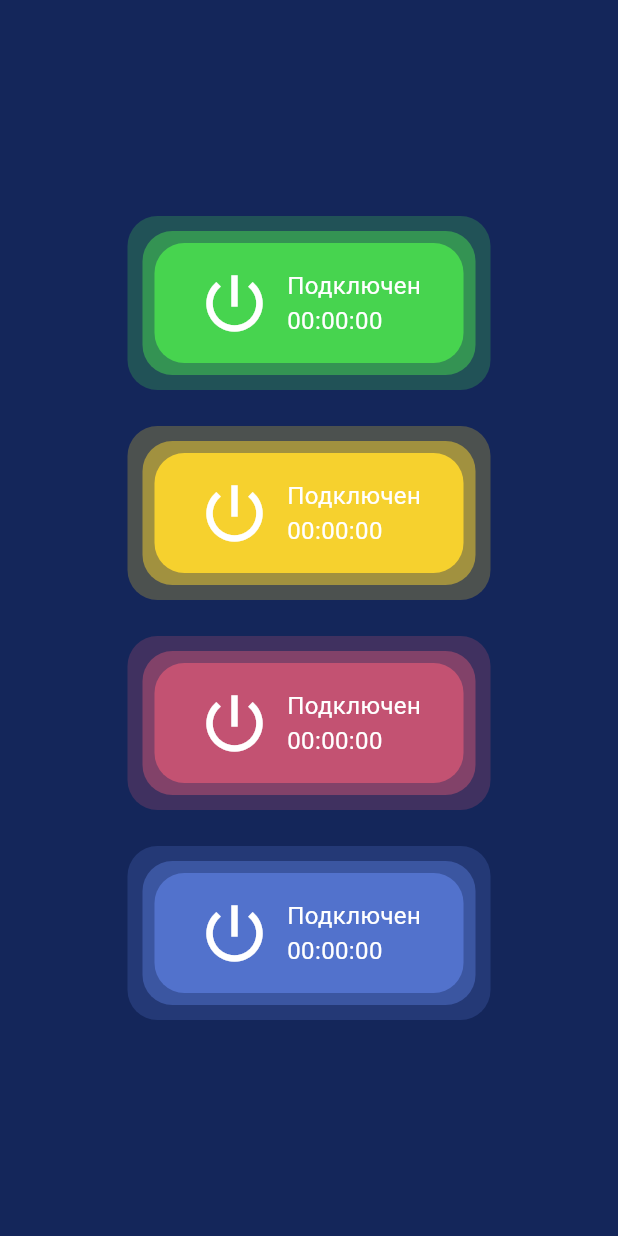
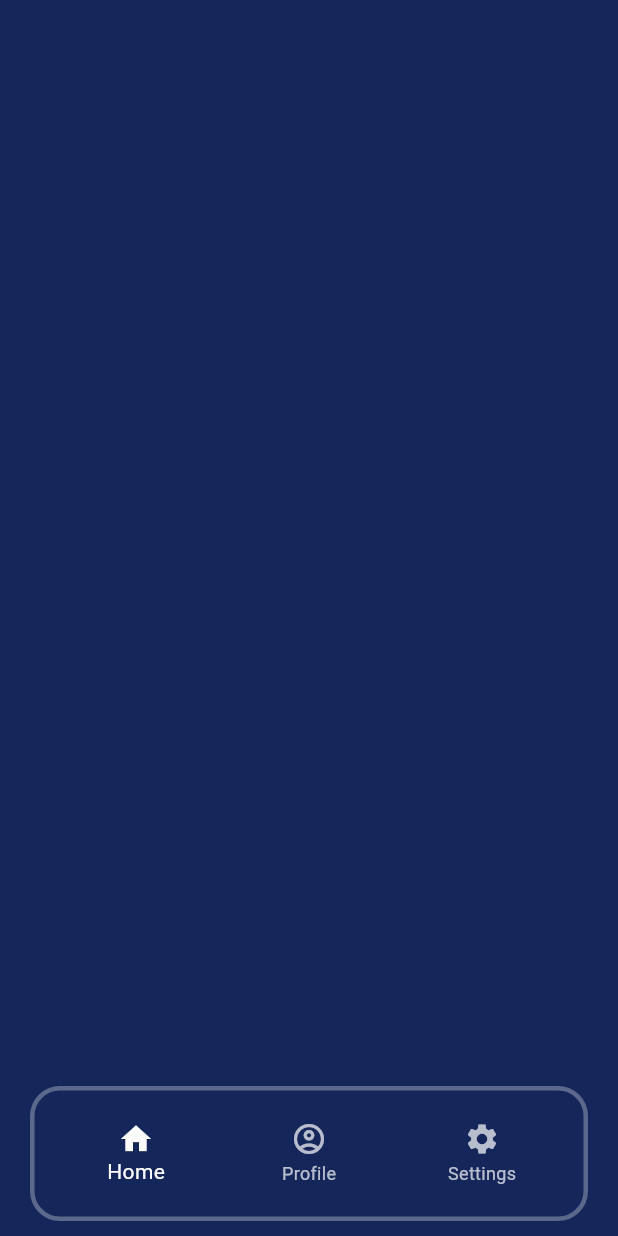
Before and after one commit to CristeaIon/button_animations, a Flutter app: the screen it shows after launch, on a phone screen of 412 x 824 dp. Run offline on Flutter 3.47's test engine with Material 3 defaults, Android fonts, the light colour scheme and no system bars.

Commit message:
bottom navigation

```diff
--- /dev/null
+++ b/lib/home/home.dart
@@ -0,0 +1,44 @@
+import 'package:flutter/material.dart';
+
+class HomeScreen extends StatelessWidget {
+  const HomeScreen({super.key});
+
+  @override
+  Widget build(BuildContext context) {
+    return Scaffold(
+      backgroundColor: const Color(0xFF14265A),
+      bottomNavigationBar: SafeArea(
+        child: Container(
+          height: 90,
+          padding: const EdgeInsets.all(10),
+          width: MediaQuery.sizeOf(context).width * .9,
+          margin: const EdgeInsets.only(bottom: 10, left: 20, right: 20),
+          decoration: BoxDecoration(
+            color: const Color(0xFF14265A),
+            border: Border.all(color: Colors.white30, width: 3),
+            borderRadius: BorderRadius.circular(20),
+          ),
+          child: BottomNavigationBar(
+            elevation: 0,
+            backgroundColor: const Color(0xFF14265A),
+            selectedItemColor: Colors.white,
+            unselectedItemColor: Colors.white70,
+            type: BottomNavigationBarType.fixed,
+            landscapeLayout: BottomNavigationBarLandscapeLayout.linear,
+            items: const [
+              BottomNavigationBarItem(icon: Icon(Icons.home), label: 'Home'),
+              BottomNavigationBarItem(
+                icon: Icon(Icons.account_circle_outlined),
+                label: 'Profile',
+              ),
+              BottomNavigationBarItem(
+                icon: Icon(Icons.settings),
+                label: 'Settings',
+              ),
+            ],
+          ),
+        ),
+      ),
+    );
+  }
+}
--- a/lib/main.dart
+++ b/lib/main.dart
@@ -1,3 +1,4 @@
+import 'package:button_animations/home/home.dart';
 import 'package:flutter/material.dart';
 
 void main() {
@@ -14,8 +15,9 @@ class MyApp extends StatelessWidget {
       title: 'Flutter Demo',
       theme: ThemeData(
         colorScheme: ColorScheme.fromSeed(seedColor: Colors.deepPurple),
+        bottomNavigationBarTheme: BottomNavigationBarThemeData()
       ),
-      home: const ConnectButton(title: 'Flutter Demo Home Page'),
+      home: HomeScreen(), //const ConnectButton(title: 'Flutter Demo Home Page'),
     );
   }
 }
```
